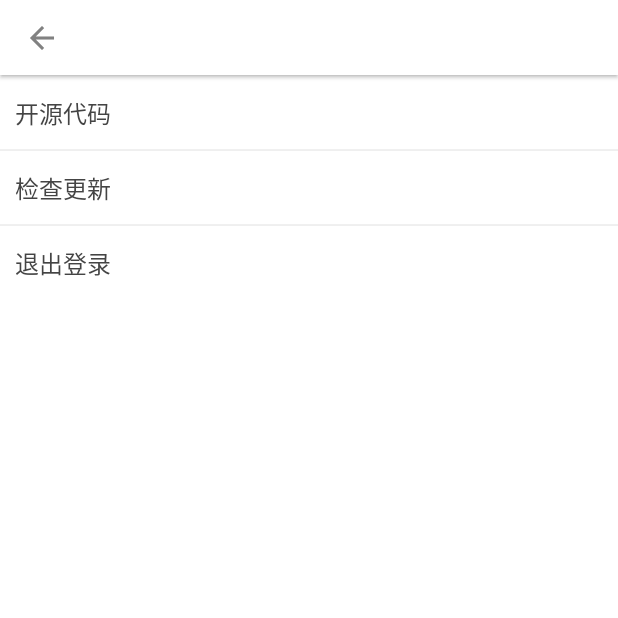
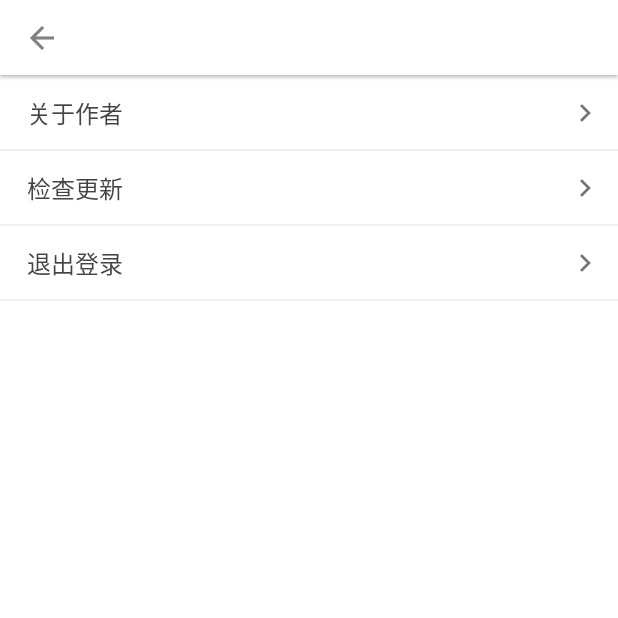
Before and after one commit to ningyuwen/flutter_share_posts, a Flutter app: the SettingPage screen opened directly, on a phone screen of 412 x 824 dp, the top half of it. Run offline on Flutter 3.47's test engine with Material 2 defaults, Android fonts, the phone set to English and light mode, and no system bars; our stand-ins replace bloc, cached_network_image, connectivity, cookie_jar, dio, dynamic_theme and 13 more; missing offline and left inert: amap_location, flutter_qq, mmkv_flutter; accounts and stored records are empty; statements that could not run were skipped.

Commit message:
修改关于作者底部按钮样式

```diff
--- a/lib/home/fragment_around_page.dart
+++ b/lib/home/fragment_around_page.dart
@@ -98,6 +98,7 @@ class FriendState extends State<FragmentAroundPage>
         success: (List<Posts> data) {
           print("data length isHHHH: ${data.length}");
           return RefreshIndicator(
+              displacement: 40.0,
               child: AnimatedList(
                   key: _listKey,
                   controller: _scrollController,
--- a/lib/mine/setting_page.dart
+++ b/lib/mine/setting_page.dart
@@ -4,7 +4,7 @@ import 'package:my_mini_app/util/const_util.dart';
 import 'package:my_mini_app/webview/webview_page.dart';
 
 class SettingPage extends StatelessWidget {
-  static const String PAGE_NAME_OPEN_SOURCE = "开源代码";
+  static const String PAGE_NAME_OPEN_SOURCE = "关于作者";
 
   @override
   Widget build(BuildContext context) {
@@ -30,7 +30,7 @@ class SettingPage extends StatelessWidget {
       }
     }, separatorBuilder: (context, index) => Divider(
       height: 0.0,
-    ), itemCount: 3);
+    ), itemCount: 4);
   }
 
   void _logout() async {
@@ -41,15 +41,21 @@ class SettingPage extends StatelessWidget {
     return InkWell(
       child: Container(
         height: 50.0,
-        padding: EdgeInsets.only(left: 10.0),
+        padding: EdgeInsets.only(left: 18.0, right: 10.0),
         alignment: Alignment.centerLeft,
-        child: Text(PAGE_NAME_OPEN_SOURCE),
+        child: Row(
+          mainAxisAlignment: MainAxisAlignment.spaceBetween,
+          children: <Widget>[
+            Text(PAGE_NAME_OPEN_SOURCE),
+            Icon(Icons.chevron_right, color: Colors.black54,)
+          ],
+        ),
       ),
       onTap: () {
         Navigator.push(
             context,
             MaterialPageRoute(
-                builder: (context) => new WebViewPage(PAGE_NAME_OPEN_SOURCE, "https://github.com/ningyuwen/flutter_share_posts")));
+                builder: (context) => new WebViewPage(PAGE_NAME_OPEN_SOURCE, "https://github.com/ningyuwen")));
       },
     );
   }
@@ -58,9 +64,15 @@ class SettingPage extends StatelessWidget {
     return InkWell(
       child: Container(
         height: 50.0,
-        padding: EdgeInsets.only(left: 10.0),
+        padding: EdgeInsets.only(left: 18.0, right: 10.0),
         alignment: Alignment.centerLeft,
-        child: Text("检查更新"),
+        child: Row(
+          mainAxisAlignment: MainAxisAlignment.spaceBetween,
+          children: <Widget>[
+            Text("检查更新"),
+            Icon(Icons.chevron_right, color: Colors.black54,)
+          ],
+        ),
       ),
       onTap: () {
 
@@ -72,9 +84,15 @@ class SettingPage extends StatelessWidget {
     return InkWell(
       child: Container(
         height: 50.0,
-        padding: EdgeInsets.only(left: 10.0),
+        padding: EdgeInsets.only(left: 18.0, right: 10.0),
         alignment: Alignment.centerLeft,
-        child: Text("退出登录"),
+        child: Row(
+          mainAxisAlignment: MainAxisAlignment.spaceBetween,
+          children: <Widget>[
+            Text("退出登录"),
+            Icon(Icons.chevron_right, color: Colors.black54,)
+          ],
+        ),
       ),
       onTap: () {
         showDialog(
--- a/lib/util/api_util.dart
+++ b/lib/util/api_util.dart
@@ -14,9 +14,9 @@ class ApiUtil {
   static ApiUtil _apiUtil;
   static Dio _dio; //dio
 
-//  final String SERVER_URL = "http://172.26.52.30:8080"; //windows
-  final String SERVER_URL = "https://47.112.12.104:8443/adu"; //线上服务器
-//  static const String SERVER_URL = "http://192.168.1.101:8080/adu"; //mac
+  static const String SERVER_URL = "http://47.112.12.104:8082"; //线上服务器SpringBoot
+//  final String SERVER_URL = "https://47.112.12.104:8443/adu"; //线上服务器
+//  static const String SERVER_URL = "http://192.168.1.100:8082"; //mac
 
   bool callback(X509Certificate cert, String host, int port){
     return true;
```
Also changed, not shown: lib/webview/webview_page.dart (+54 -13 lines), 2 other files.
